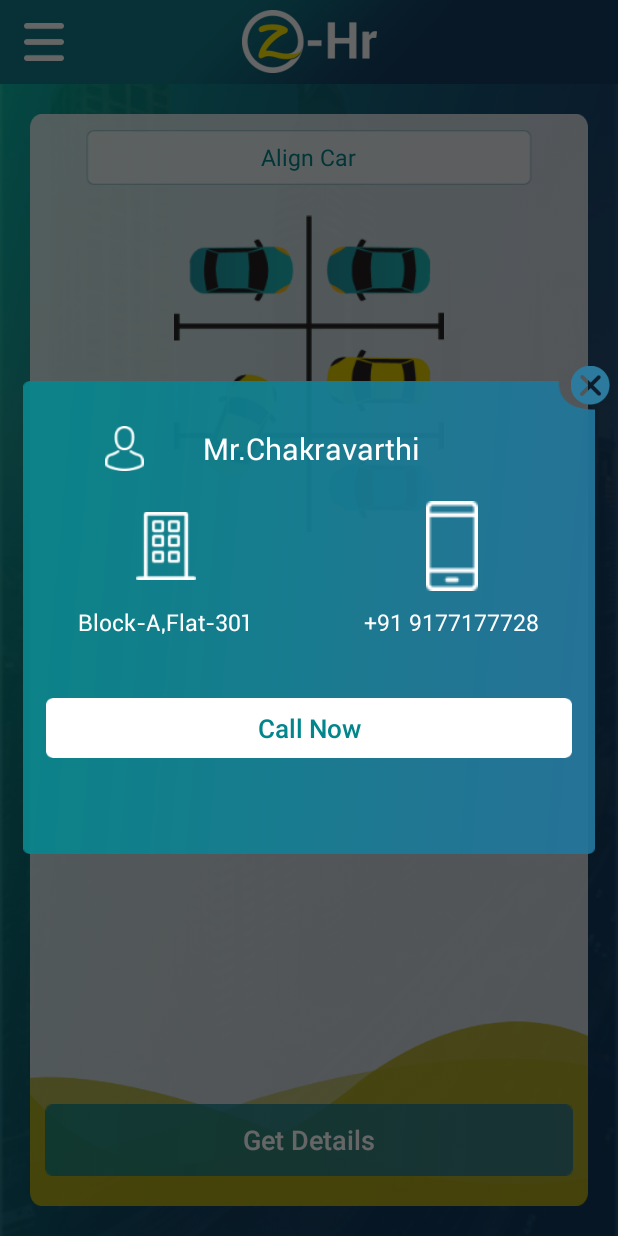
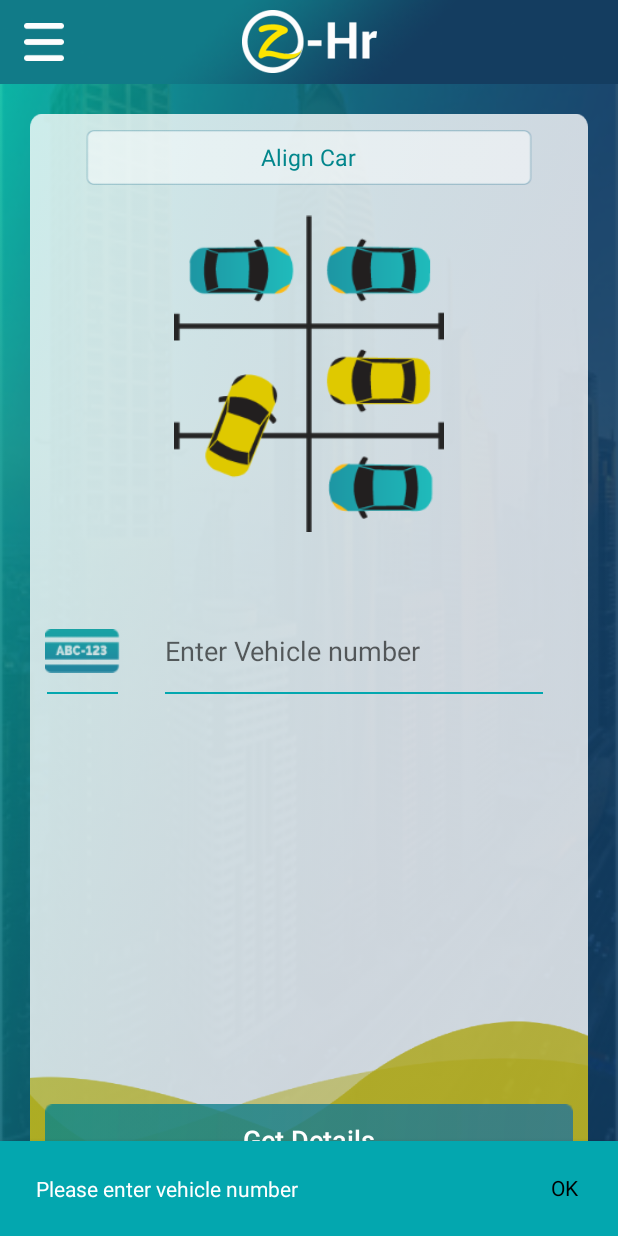
Before and after one commit to sixscorpions/Zhour, an Android app: the fragment AlienCarFragment placed in its activity, after a tap on "Get Details", on a phone screen of 412 x 824 dp. Run offline under Robolectric (Android 15) with nearby library versions, the phone set to English and light mode, and no system bars; our stand-ins replace ButterKnife, Picasso; pictures from the network do not load.

Commit message:
Completed alien car functionality

```diff
--- a/app/src/main/java/com/zhour/fragments/AlienCarFragment.java
+++ b/app/src/main/java/com/zhour/fragments/AlienCarFragment.java
@@ -12,36 +12,50 @@ import android.support.v4.app.ActivityCompat;
 import android.support.v4.app.Fragment;
 import android.support.v4.content.ContextCompat;
 import android.support.v7.app.AlertDialog;
-import android.view.Gravity;
 import android.view.LayoutInflater;
 import android.view.View;
 import android.view.ViewGroup;
 import android.widget.Button;
+import android.widget.EditText;
 import android.widget.ImageView;
 import android.widget.TextView;
-import android.widget.Toast;
 
 import com.zhour.R;
 import com.zhour.activities.DashboardActivity;
+import com.zhour.aynctask.IAsyncCaller;
+import com.zhour.aynctaskold.ServerIntractorAsync;
+import com.zhour.models.AlienCarModel;
+import com.zhour.models.MaidModel;
+import com.zhour.models.Model;
+import com.zhour.parser.AlienCarParser;
+import com.zhour.parser.MaidParser;
+import com.zhour.utils.APIConstants;
 import com.zhour.utils.Constants;
 import com.zhour.utils.Utility;
 
+import java.util.LinkedHashMap;
 
-public class AlienCarFragment extends Fragment {
+import butterknife.BindView;
+import butterknife.ButterKnife;
+import butterknife.OnClick;
+
+
+public class AlienCarFragment extends Fragment implements IAsyncCaller {
     public static final String TAG = AlienCarFragment.class.getSimpleName();
-    private DashboardActivity parent;
+    private DashboardActivity mParent;
     private View view;
 
-    private Button iv_get_details;
-
+    @BindView(R.id.et_vehicle_number)
+    EditText et_vehicle_number;
 
     private View mDialogView;
+    private AlienCarModel mAlienCarModel;
     private android.support.v7.app.AlertDialog alertDialog;
 
     @Override
     public void onCreate(@Nullable Bundle savedInstanceState) {
         super.onCreate(savedInstanceState);
-        parent = (DashboardActivity) getActivity();
+        mParent = (DashboardActivity) getActivity();
     }
 
     @Override
@@ -50,50 +64,97 @@ public class AlienCarFragment extends Fragment {
         if (view != null)
             return view;
         view = inflater.inflate(R.layout.fragment_alien_car, container, false);
-        inITUI();
+        ButterKnife.bind(this, view);
+        initUi();
         return view;
     }
 
-    private void inITUI() {
+    private void initUi() {
         /*PERMISSION FOR CALL*/
         askPermission();
-
-        iv_get_details = (Button) view.findViewById(R.id.iv_get_details);
-        iv_get_details.setOnClickListener(new View.OnClickListener() {
-
-
-            @Override
-            public void onClick(View v) {
-                getCarparkingPopUp();
-
-            }
-        });
     }
 
     private void askPermission() {
-        if (ContextCompat.checkSelfPermission(parent,
+        if (ContextCompat.checkSelfPermission(mParent,
                 Manifest.permission.CALL_PHONE)
                 != PackageManager.PERMISSION_GRANTED) {
 
-            if (ActivityCompat.shouldShowRequestPermissionRationale(parent,
+            if (ActivityCompat.shouldShowRequestPermissionRationale(mParent,
                     Manifest.permission.CALL_PHONE)) {
 
             } else {
 
-                ActivityCompat.requestPermissions(parent,
+                ActivityCompat.requestPermissions(mParent,
                         new String[]{Manifest.permission.CALL_PHONE},
                         Constants.MY_PERMISSIONS_REQUEST_CALL_PHONE);
             }
         }
     }
 
-    @SuppressWarnings("ConstantConditions")
-    private void getCarparkingPopUp() {
-        AlertDialog.Builder mAlertDialogBuilder = new AlertDialog.Builder(parent);
-        LayoutInflater inflater = parent.getLayoutInflater();
+    /**
+     * This method is used to get the vehicle info
+     */
+    @OnClick(R.id.iv_get_details)
+    void getVehicleInfo() {
+        if (isValidFields()) {
+            callServiceToGetVehicleInfo();
+        }
+    }
+
+    /**
+     * Get Vehicle info
+     */
+    private void callServiceToGetVehicleInfo() {
+        String communityID = Utility.getSharedPrefStringData(mParent, Constants.COMMUNITY_ID);
+
+        LinkedHashMap linkedHashMap = new LinkedHashMap();
+        linkedHashMap.put("communityid", communityID);
+        linkedHashMap.put("vehiclenumber", et_vehicle_number.getText().toString().toUpperCase());
+
+        AlienCarParser alienCarParser = new AlienCarParser();
+        ServerIntractorAsync serverJSONAsyncTask = new ServerIntractorAsync(
+                mParent, Utility.getResourcesString(mParent, R.string.please_wait), true,
+                APIConstants.GET_VEHICLE_INFO, linkedHashMap,
+                APIConstants.REQUEST_TYPE.POST, this, alienCarParser);
+        Utility.execute(serverJSONAsyncTask);
+    }
+
+
+    private boolean isValidFields() {
+        boolean isValidated = false;
+        if (Utility.isValueNullOrEmpty(et_vehicle_number.getText().toString().trim())) {
+            Utility.setSnackBar(mParent, et_vehicle_number, "Please enter vehicle number");
+            et_vehicle_number.requestFocus();
+        } else {
+            isValidated = true;
+        }
+        return isValidated;
+    }
+
+    @Override
+    public void onComplete(Model model) {
+        if (model != null) {
+            if (model instanceof AlienCarModel) {
+                mAlienCarModel = (AlienCarModel) model;
+                if (!mAlienCarModel.getIsError()) {
+                    if (mAlienCarModel.getResidentname() == null) {
+                        Utility.showToastMessage(mParent, Utility.getResourcesString(mParent, R.string.vehicle_not_found));
+                    } else {
+                        setDataToLayout();
+                    }
+                }
+            }
+        }
+    }
+
+    /**
+     * This method is used to set data to the layout
+     */
+    private void setDataToLayout() {
+        AlertDialog.Builder mAlertDialogBuilder = new AlertDialog.Builder(mParent);
+        LayoutInflater inflater = mParent.getLayoutInflater();
         mDialogView = inflater.inflate(R.layout.dialog_car_parking_popup, null);
         mAlertDialogBuilder.setView(mDialogView);
-
 
         alertDialog = mAlertDialogBuilder.create();
         try {
@@ -112,8 +173,8 @@ public class AlienCarFragment extends Fragment {
           /*TITLE*/
         ImageView iv_profile = (ImageView) mDialogView.findViewById(R.id.iv_profile);
         TextView tv_user_name = (TextView) mDialogView.findViewById(R.id.tv_user_name);
-        tv_user_name.setTypeface(Utility.setRobotoRegular(parent));
-
+        tv_user_name.setTypeface(Utility.setRobotoRegular(mParent));
+        tv_user_name.setText(mAlienCarModel.getResidentname());
 
 
         /*CLOSE BUTTON*/
@@ -129,27 +190,26 @@ public class AlienCarFragment extends Fragment {
         /*PLOT ICON*/
         ImageView iv_plot = (ImageView) mDialogView.findViewById(R.id.iv_plot);
         TextView tv_plot_address = (TextView) mDialogView.findViewById(R.id.tv_plot_address);
-        tv_plot_address.setTypeface(Utility.setRobotoRegular(parent));
+        tv_plot_address.setTypeface(Utility.setRobotoRegular(mParent));
+        tv_plot_address.setText("Plot No: " + mAlienCarModel.getFlatnumber());
 
         /*MOBILE ICON*/
         ImageView iv_mobile = (ImageView) mDialogView.findViewById(R.id.iv_mobile);
         TextView tv_mobile = (TextView) mDialogView.findViewById(R.id.tv_mobile);
-        tv_plot_address.setTypeface(Utility.setRobotoRegular(parent));
+        tv_mobile.setTypeface(Utility.setRobotoRegular(mParent));
+        tv_mobile.setText(mAlienCarModel.getContact1());
 
 
         Button btn_call = (Button) mDialogView.findViewById(R.id.btn_call);
         btn_call.setOnClickListener(new View.OnClickListener() {
             @Override
             public void onClick(View v) {
-                Intent intent = new Intent(Intent.ACTION_CALL, Uri.parse("tel:" + "9177177728"));
+                Intent intent = new Intent(Intent.ACTION_CALL, Uri.parse("tel:" + mAlienCarModel.getContact1()));
                 startActivity(intent);
-
             }
         });
 
         alertDialog.show();
-
     }
 
-
 }
--- a/app/src/main/java/com/zhour/utils/APIConstants.java
+++ b/app/src/main/java/com/zhour/utils/APIConstants.java
@@ -23,6 +23,7 @@ public class APIConstants {
     public static String SAVE_INVITE = BASE_URL + "saveInvite";
     public static String GET_INVITES = BASE_URL + "getInvites";
     public static String GET_MAID_INFO = BASE_URL + "getMaidInfo";
+    public static String GET_VEHICLE_INFO = BASE_URL + "getVehicleInfo";
     public static String LOGOUT = BASE_URL + "logoutUser";
 
 
--- a/app/src/main/res/layout/dialog_car_parking_popup.xml
+++ b/app/src/main/res/layout/dialog_car_parking_popup.xml
@@ -60,7 +60,6 @@
                         android:layout_weight="0.7"
                         android:ellipsize="end"
                         android:lines="1"
-                        android:text="Mr.Chakravarthi"
                         android:textColor="@color/colorWhite"
                         android:textSize="@dimen/_20sp" />
                 </LinearLayout>
@@ -93,10 +92,8 @@
                             android:layout_width="wrap_content"
                             android:layout_height="wrap_content"
                             android:layout_marginTop="@dimen/_10dp"
-                            android:text="Block-A,Flat-301"
                             android:textColor="@color/colorWhite"
                             android:textSize="@dimen/_15sp" />
-
 
                     </LinearLayout>
 
@@ -120,7 +117,6 @@
                             android:layout_width="wrap_content"
                             android:layout_height="wrap_content"
                             android:layout_marginTop="@dimen/_10dp"
-                            android:text="+91 9177177728"
                             android:textColor="@color/colorWhite"
                             android:textSize="@dimen/_15sp" />
 
--- a/app/src/main/res/layout/fragment_alien_car.xml
+++ b/app/src/main/res/layout/fragment_alien_car.xml
@@ -22,7 +22,7 @@
                 android:layout_width="match_parent"
                 android:layout_height="wrap_content"
                 android:contentDescription="@string/txt_cd"
-                android:src="@drawable/ic_aliencar_top" />
+                android:src="@drawable/ic_alien_car_top" />
 
             <TextView
                 android:layout_width="wrap_content"
@@ -52,16 +52,55 @@
                 android:src="@drawable/ic_alien_car" />
 
             <LinearLayout
-                android:layout_marginTop="@dimen/_10dp"
                 android:layout_width="match_parent"
-                android:layout_height="@dimen/_50dp">
+                android:layout_height="wrap_content"
+                android:layout_marginStart="@dimen/_10dp"
+                android:layout_marginTop="@dimen/_40dp"
+                android:orientation="horizontal">
 
+                <LinearLayout
+                    android:layout_width="@dimen/_50dp"
+                    android:layout_height="wrap_content"
+                    android:orientation="vertical">
 
+                    <ImageView
+                        android:layout_width="@dimen/_50dp"
+                        android:layout_height="@dimen/_40dp"
+                        android:src="@drawable/abc_big" />
+
+                    <View
+                        android:layout_width="@dimen/_47dp"
+                        android:layout_height="@dimen/_1dp"
+                        android:layout_gravity="center"
+                        android:layout_marginTop="@dimen/_7dp"
+                        android:background="@color/colorPrimary" />
+                </LinearLayout>
+
+                <LinearLayout
+                    android:layout_width="@dimen/_0dp"
+                    android:layout_height="wrap_content"
+                    android:layout_marginEnd="@dimen/_30dp"
+                    android:layout_marginStart="@dimen/_30dp"
+                    android:layout_weight="1"
+                    android:orientation="vertical">
+
+                    <EditText
+                        android:id="@+id/et_vehicle_number"
+                        android:layout_width="match_parent"
+                        android:layout_height="@dimen/_40dp"
+                        android:background="@android:color/transparent"
+                        android:hint="@string/enter_vehicle_number"
+                        android:textColor="@color/black" />
+
+                    <View
+                        android:layout_width="match_parent"
+                        android:layout_height="@dimen/_1dp"
+                        android:layout_gravity="center"
+                        android:layout_marginTop="@dimen/_7dp"
+                        android:background="@color/colorPrimary" />
+                </LinearLayout>
             </LinearLayout>
-
-
         </LinearLayout>
-
 
         <Button
             android:id="@+id/iv_get_details"
@@ -71,7 +110,7 @@
             android:layout_marginBottom="@dimen/_20dp"
             android:layout_marginLeft="@dimen/_10dp"
             android:layout_marginRight="@dimen/_10dp"
-            android:background="@drawable/ic_butn_maid"
+            android:background="@drawable/ic_button_maid"
             android:gravity="center"
             android:text="@string/txt_get_details"
             android:textAllCaps="false"
--- a/app/src/main/res/layout/fragment_maid_status.xml
+++ b/app/src/main/res/layout/fragment_maid_status.xml
@@ -26,7 +26,7 @@
                 android:layout_gravity="center"
                 android:layout_marginStart="@dimen/_10dp"
                 android:layout_weight="0.9"
-                android:background="@drawable/ic_butn_maid"
+                android:background="@drawable/ic_button_maid"
                 android:gravity="center"
                 android:text="@string/maid_status"
                 android:textAllCaps="true"
--- a/app/src/main/res/values/dimens.xml
+++ b/app/src/main/res/values/dimens.xml
@@ -52,6 +52,8 @@
     <dimen name="_40dp">40dp</dimen>
     <dimen name="_42dp">42dp</dimen>
     <dimen name="_45dp">45dp</dimen>
+    <dimen name="_47dp">47dp</dimen>
+    <dimen name="_48dp">48dp</dimen>
     <dimen name="_50dp">50dp</dimen>
     <dimen name="_51dp">51dp</dimen>
     <dimen name="_52dp">52dp</dimen>
--- a/app/src/main/res/values/strings.xml
+++ b/app/src/main/res/values/strings.xml
@@ -83,5 +83,8 @@ Contrary to popular belief, Lorem Ipsum is not simply random text. It has roots
     <string name="invitation_sent_successfully">Invitation Sent Successfully</string>
     <string name="maid_name">Maid Name</string>
     <string name="phone">Phone</string>
+    <string name="enter_vehicle_number">Enter Vehicle number</string>
+    <string name="vehicle_not_found">Vehicle not found</string>
+    <string name="ap29ag1234">AP29AG1234</string>
 
 </resources>
```
Also changed, not shown: app/src/main/java/com/zhour/models/AlienCarModel.java (added, +117 -0 lines), app/src/main/java/com/zhour/parser/AlienCarParser.java (added, +44 -0 lines), app/src/main/res/drawable-hdpi/ic_alien_car_top.png (renamed from app/src/main/res/drawable-hdpi/ic_aliencar_top.png), app/src/main/res/drawable-hdpi/ic_button_maid.png (renamed from app/src/main/res/drawable-hdpi/ic_butn_maid.png), app/src/main/res/drawable-mdpi/ic_alien_car_top.png (renamed from app/src/main/res/drawable-mdpi/ic_aliencar_top.png), app/src/main/res/drawable-mdpi/ic_button_maid.png (renamed from app/src/main/res/drawable-mdpi/ic_butn_maid.png), app/src/main/res/drawable-xhdpi/abc_big.png (added), app/src/main/res/drawable-xhdpi/ic_alien_car_top.png (renamed from app/src/main/res/drawable-xhdpi/ic_aliencar_top.png), app/src/main/res/drawable-xhdpi/ic_button_maid.png (renamed from app/src/main/res/drawable-xhdpi/ic_butn_maid.png), app/src/main/res/drawable-xxhdpi/ic_button_maid.png (renamed from app/src/main/res/drawable-xxhdpi/ic_butn_maid.png), app/src/main/res/drawable-xxxhdpi/ic_button_maid.png (renamed from app/src/main/res/drawable-xxxhdpi/ic_butn_maid.png).
